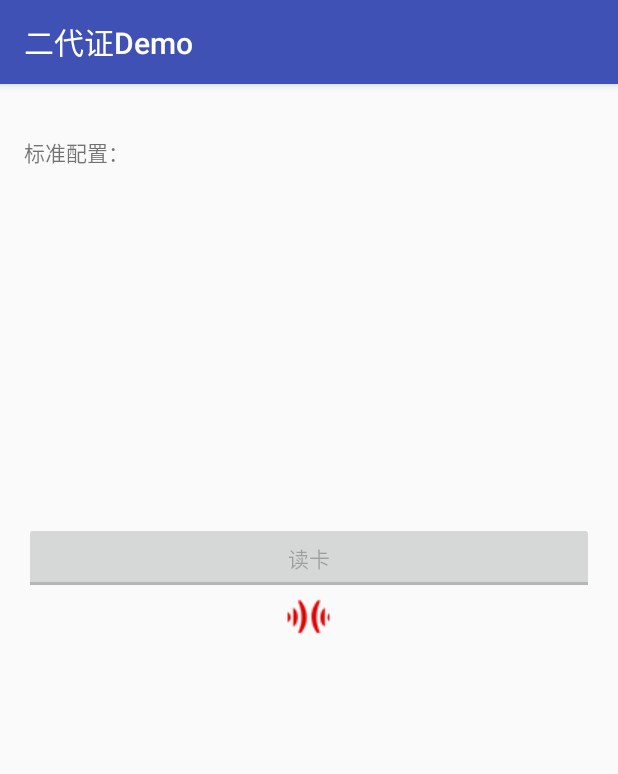
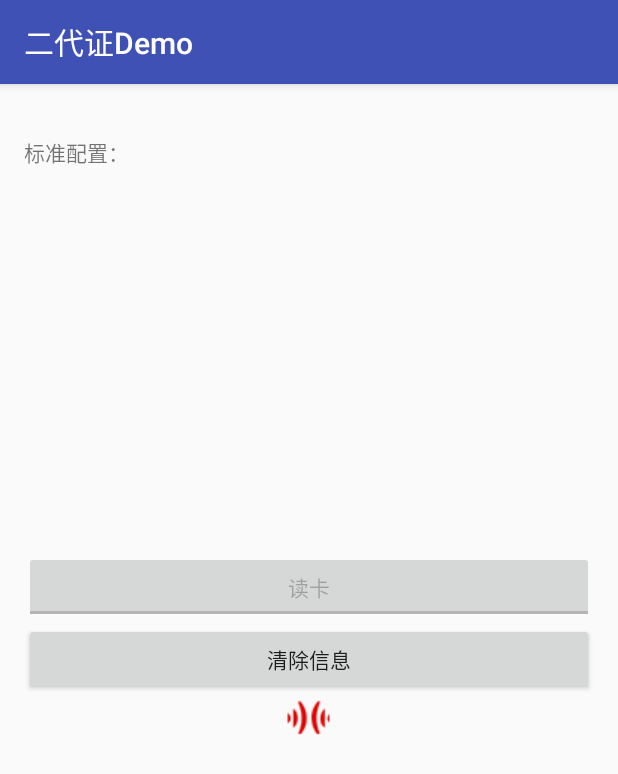
Before and after one commit to SpeedataApp/Identity_AS, an Android app: the screen it shows after launch (MainActivity), after a tap on "确定", on a phone screen of 412 x 824 dp. Shown: the top 774 px of the screen. Run offline under Robolectric (Android 15) with nearby library versions, the phone set to English and light mode, and no system bars; libraries missing offline, so code that uses them is left out: android.serialport, com.speedata.libid2, com.speedata.libutils, com.speedata.utils, com.yanzhenjie.permission; 9 statements that could not run were skipped.

```diff
--- a/app/build.gradle
+++ b/app/build.gradle
@@ -31,7 +31,11 @@ dependencies {
     })
     implementation 'com.android.support:appcompat-v7:28.0.0'
     testImplementation 'junit:junit:4.12'
-    implementation 'com.speedata:libid2:+'
+    implementation 'com.github.SpeedataG:IdentityCard:2.6.1'
     implementation 'com.github.SpeedataG:Device:1.6.3'
     implementation 'com.alibaba:fastjson:1.2.54'
+
+
+    //6.0权限添加三方库
+    implementation 'com.yanzhenjie:permission:1.1.2'
 }
--- a/app/src/main/java/com/speedata/identity_as/MainActivity.java
+++ b/app/src/main/java/com/speedata/identity_as/MainActivity.java
@@ -1,5 +1,6 @@
 package com.speedata.identity_as;
 
+import android.Manifest;
 import android.annotation.SuppressLint;
 import android.content.DialogInterface;
 import android.content.Intent;
@@ -7,9 +8,13 @@ import android.graphics.Bitmap;
 import android.os.Bundle;
 import android.os.Handler;
 import android.os.Message;
+import android.serialport.DeviceControlSpd;
+import android.support.annotation.NonNull;
 import android.support.v7.app.AlertDialog;
 import android.support.v7.app.AppCompatActivity;
 import android.util.Log;
+import android.view.View;
+import android.widget.Button;
 import android.widget.CompoundButton;
 import android.widget.ImageView;
 import android.widget.TextView;
@@ -23,11 +28,29 @@ import com.speedata.libid2.IID2Service;
 import com.speedata.libutils.ConfigUtils;
 import com.speedata.libutils.ReadBean;
 import com.speedata.utils.ProgressDialogUtils;
+import com.yanzhenjie.permission.AndPermission;
+import com.yanzhenjie.permission.PermissionListener;
+import com.yanzhenjie.permission.Rationale;
+import com.yanzhenjie.permission.RationaleListener;
 
 import java.io.IOException;
 import java.util.List;
 
-public class MainActivity extends AppCompatActivity {
+public class MainActivity extends AppCompatActivity implements View.OnClickListener {
+    PermissionListener listener = new PermissionListener() {
+        @Override
+        public void onSucceed(int requestCode, @NonNull List<String> grantPermissions) {
+
+        }
+
+        @Override
+        public void onFailed(int requestCode, @NonNull List<String> deniedPermissions) {
+            // 用户否勾选了不再提示并且拒绝了权限，那么提示用户到设置中授权。
+            if (AndPermission.hasAlwaysDeniedPermission(MainActivity.this, deniedPermissions)) {
+                AndPermission.defaultSettingDialog(MainActivity.this, 300).show();
+            }
+        }
+    };
     private TextView tvIDInfor;
     private ImageView imgPic;
 
@@ -38,7 +61,10 @@ public class MainActivity extends AppCompatActivity {
     private TextView tvConfig;
     private ImageView imageView;
     private TextView tvTime;
+    private TextView tvInitTime;
     private IID2Service iid2Service;
+
+
     @SuppressLint("HandlerLeak")
     Handler handler = new Handler() {
         @Override
@@ -65,17 +91,22 @@ public class MainActivity extends AppCompatActivity {
                 imgPic.setImageBitmap(bmps);
                 tvMsg.setText("");
             } else {
-                tvMsg.setText(String.format("ERROR:%s", idInfor1.getErrorMsg()));
+                tvMsg.setText(String.format("ERROR:%s", idInfor1.getErrorMsg()) + left_time + "ms");
             }
         }
     };
+    /**
+     * 清除信息
+     */
+    private Button mBtnClear;
 
     @Override
     protected void onCreate(Bundle savedInstanceState) {
         super.onCreate(savedInstanceState);
         PlaySoundUtils.initSoundPool(this);
+        permission();
         initUI();
-        initID();
+        initView();
         boolean isExit = ConfigUtils.isConfigFileExists();
         if (isExit) {
             tvConfig.setText("定制配置：\n");
@@ -90,11 +121,26 @@ public class MainActivity extends AppCompatActivity {
         }
         tvConfig.append("串口:" + pasm.getSerialPort() + "  波特率：" + pasm.getBraut() + " 上电类型:" +
                 pasm.getPowerType() + " GPIO:" + gpio);
+        //        tvConfig.append("串口:" + "ttyMT1" + "  波特率：" + "115200" + " 上电类型:" +
+        //                "NEW_MAIN" + " GPIO:" + "28 75");
+        initID();
+    }
+
+    @Override
+    protected void onResume() {
+        super.onResume();
+        //        initID();
+    }
+
+    @Override
+    protected void onStop() {
+        super.onStop();
     }
 
     private void initUI() {
         setContentView(R.layout.activity_main);
         tvTime = (TextView) findViewById(R.id.tv_time);
+        tvInitTime = (TextView) findViewById(R.id.tv_init_time);
         imageView = (ImageView) findViewById(R.id.img_logo);
         tvConfig = (TextView) findViewById(R.id.tv_config);
         tvMsg = (TextView) findViewById(R.id.tv_msg);
@@ -107,14 +153,12 @@ public class MainActivity extends AppCompatActivity {
                 iid2Service.getIDInfor(false, b);
                 if (b) {
                     MyAnimation.showLogoAnimation(MainActivity.this, imageView);
+                    startTime = System.currentTimeMillis();
                 } else {
                     imageView.clearAnimation();
                 }
             }
         });
-        ProgressDialogUtils.showProgressDialog(this, "正在初始化");
-
-
     }
 
     private void clearUI() {
@@ -122,12 +166,24 @@ public class MainActivity extends AppCompatActivity {
         imgPic.setImageBitmap(null);
     }
 
+    private void permission() {
+        AndPermission.with(this).permission(Manifest.permission.READ_EXTERNAL_STORAGE).callback(listener).rationale(new RationaleListener() {
+            @Override
+            public void showRequestPermissionRationale(int requestCode, Rationale rationale) {
+                AndPermission.rationaleDialog(MainActivity.this, rationale).show();
+            }
+        }).start();
+    }
+
     private void initID() {
+        ProgressDialogUtils.showProgressDialog(this, "正在初始化");
         new Thread(new Runnable() {
             @Override
             public void run() {
                 iid2Service = IDManager.getInstance();
                 try {
+                    long temp = System.currentTimeMillis();
+
                     final boolean result = iid2Service.initDev(MainActivity.this
                             , new IDReadCallBack() {
                                 @Override
@@ -137,11 +193,13 @@ public class MainActivity extends AppCompatActivity {
                                     handler.sendMessage(message);
                                 }
                             });
-
-                    showResult(result, "");
+                    //                            }, "dev/ttyMT1", 115200, DeviceControlSpd.PowerType.NEW_MAIN, 28, 75);
+                    //                            },"/dev/ttyMT1",115200, DeviceControlSpd.PowerType.MAIN,new int[]{93});
+                    long costTime = System.currentTimeMillis() - temp;
+                    showResult(result, "", costTime);
 
                 } catch (IOException e) {
-                    showResult(false, e.getMessage());
+                    showResult(false, e.getMessage(), 0);
                     e.printStackTrace();
                 }
             }
@@ -149,7 +207,7 @@ public class MainActivity extends AppCompatActivity {
 
     }
 
-    private void showResult(final boolean result, final String msg) {
+    private void showResult(final boolean result, final String msg, final long time) {
         runOnUiThread(new Runnable() {
                           @Override
                           public void run() {
@@ -168,6 +226,8 @@ public class MainActivity extends AppCompatActivity {
                                           }).show();
                               } else {
                                   showToast("初始化成功");
+                                  btnGet.setChecked(true);
+                                  tvInitTime.setText("初始化时间:" + time);
                               }
                           }
                       }
@@ -185,13 +245,11 @@ public class MainActivity extends AppCompatActivity {
             startActivity(intent);
         } catch (Exception e) {
             //            downLoadDeviceApp();
-            new AlertDialog.Builder(MainActivity.this).setCancelable(false).setMessage("请去应用市场下载思必拓调试工具进行配置" )
+            new AlertDialog.Builder(MainActivity.this).setCancelable(false).setMessage("请去应用市场下载思必拓调试工具进行配置")
                     .setPositiveButton("确定", null).show();
         }
 
     }
-
-
 
 
     private void showToast(String msg) {
@@ -210,4 +268,22 @@ public class MainActivity extends AppCompatActivity {
         }
         super.onDestroy();
     }
+
+    private void initView() {
+        mBtnClear = (Button) findViewById(R.id.btn_clear);
+        mBtnClear.setOnClickListener(this);
+    }
+
+    @Override
+    public void onClick(View v) {
+        switch (v.getId()) {
+            default:
+                break;
+            case R.id.btn_clear:
+                tvTime.setText("耗时：" + 0 + "ms");
+                tvIDInfor.setText("");
+                imgPic.setImageBitmap(null);
+                break;
+        }
+    }
 }
--- a/app/src/main/res/layout/activity_main.xml
+++ b/app/src/main/res/layout/activity_main.xml
@@ -1,51 +1,47 @@
 <?xml version="1.0" encoding="utf-8"?>
-<LinearLayout
+<LinearLayout xmlns:android="http://schemas.android.com/apk/res/android"
+    xmlns:tools="http://schemas.android.com/tools"
     android:id="@+id/activity_idtest"
-    xmlns:android="http://schemas.android.com/apk/res/android"
-    xmlns:tools="http://schemas.android.com/tools"
     android:layout_width="match_parent"
     android:layout_height="match_parent"
     android:orientation="vertical"
-    android:paddingBottom="@dimen/activity_vertical_margin"
     android:paddingLeft="@dimen/activity_horizontal_margin"
+    android:paddingTop="@dimen/activity_vertical_margin"
     android:paddingRight="@dimen/activity_horizontal_margin"
-    android:paddingTop="@dimen/activity_vertical_margin"
-    >
+    android:paddingBottom="@dimen/activity_vertical_margin">
 
     <CheckBox
         android:id="@+id/checkbox_wit_finger"
         android:layout_width="fill_parent"
         android:layout_height="wrap_content"
         android:text="@string/need_finger"
-        android:visibility="gone"/>
+        android:visibility="gone" />
 
     <TextView
         android:id="@+id/tv_msg"
         android:layout_width="fill_parent"
         android:layout_height="wrap_content"
-        android:text=""/>
+        android:text="" />
 
     <TextView
         android:id="@+id/tv_config"
         android:layout_width="fill_parent"
-        android:layout_height="wrap_content"
-        />
+        android:layout_height="wrap_content" />
 
     <LinearLayout
         android:layout_width="fill_parent"
         android:layout_height="200dp"
         android:orientation="horizontal"
-        android:paddingBottom="3dp"
         android:paddingLeft="3dp"
+        android:paddingTop="3dp"
         android:paddingRight="3dp"
-        android:paddingTop="3dp">
+        android:paddingBottom="3dp">
 
         <TextView
             android:id="@+id/tv_idinfor"
             android:layout_width="0dp"
             android:layout_height="200dp"
-            android:layout_weight="1"
-            />
+            android:layout_weight="1" />
 
         <LinearLayout
             android:layout_width="0dp"
@@ -58,15 +54,14 @@
                 android:layout_width="150dp"
                 android:layout_height="150dp"
                 android:layout_gravity="center"
-                android:layout_marginRight="10dp"
                 android:layout_marginTop="5dp"
-                />
+                android:layout_marginRight="10dp" />
 
             <ImageView
                 android:id="@+id/img_finger"
                 android:layout_width="wrap_content"
                 android:layout_height="0dp"
-                android:layout_weight="1"/>
+                android:layout_weight="1" />
 
         </LinearLayout>
 
@@ -84,29 +79,31 @@
             android:layout_width="0dp"
             android:layout_height="wrap_content"
             android:layout_weight="1"
-            android:text="search"/>
+            android:text="search" />
 
         <Button
             android:id="@+id/btn_select"
             android:layout_width="0dp"
             android:layout_height="wrap_content"
             android:layout_weight="1"
-            android:text="select"/>
+            android:text="select" />
 
         <Button
             android:id="@+id/btn_read"
             android:layout_width="0dp"
             android:layout_height="wrap_content"
             android:layout_weight="1"
-            android:text="Read"/>
+            android:text="Read" />
 
     </LinearLayout>
-
+    <TextView
+        android:id="@+id/tv_init_time"
+        android:layout_width="fill_parent"
+        android:layout_height="wrap_content" />
     <TextView
         android:id="@+id/tv_time"
         android:layout_width="fill_parent"
-        android:layout_height="wrap_content"
-        />
+        android:layout_height="wrap_content" />
 
     <ToggleButton
         android:id="@+id/btn_get"
@@ -114,14 +111,21 @@
         android:layout_height="wrap_content"
         android:text="读取身份证"
         android:textOff="读卡"
-        android:textOn="停止"/>
+        android:textOn="停止" />
+
+    <Button
+        android:id="@+id/btn_clear"
+        android:layout_width="match_parent"
+        android:layout_height="wrap_content"
+        android:text="清除信息" />
+
 
     <ImageView
         android:id="@+id/img_logo"
         android:layout_width="wrap_content"
         android:layout_height="wrap_content"
         android:layout_gravity="center"
-        android:src="@drawable/icon_logo"/>
+        android:src="@drawable/icon_logo" />
 
 
 </LinearLayout>
```
